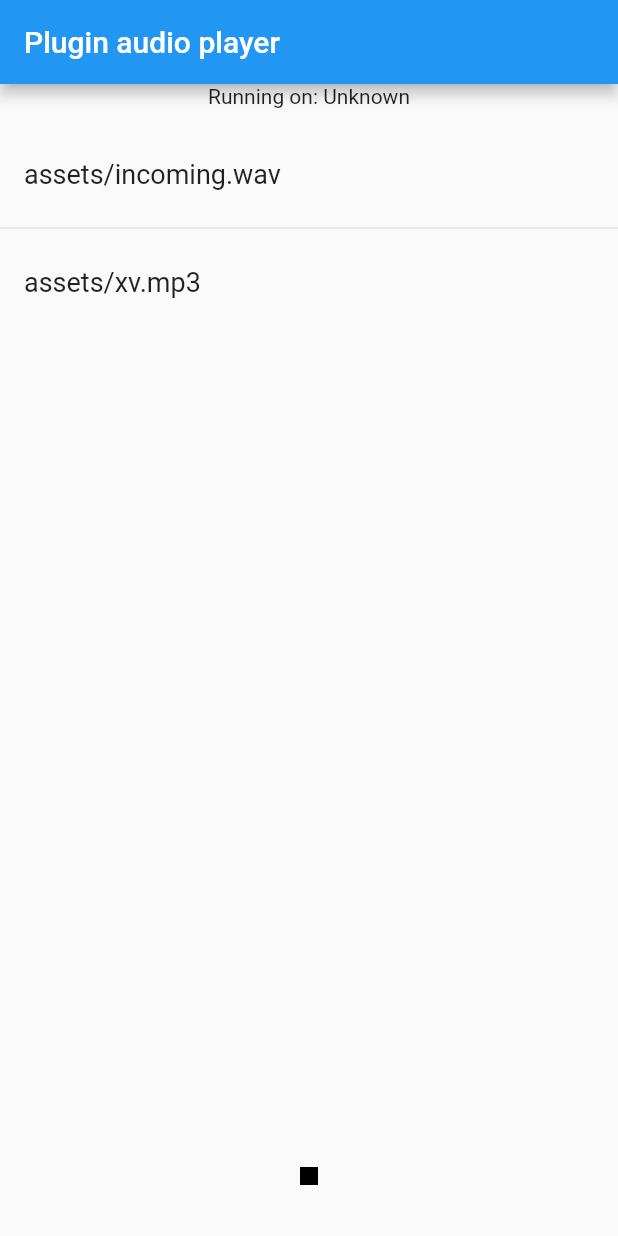
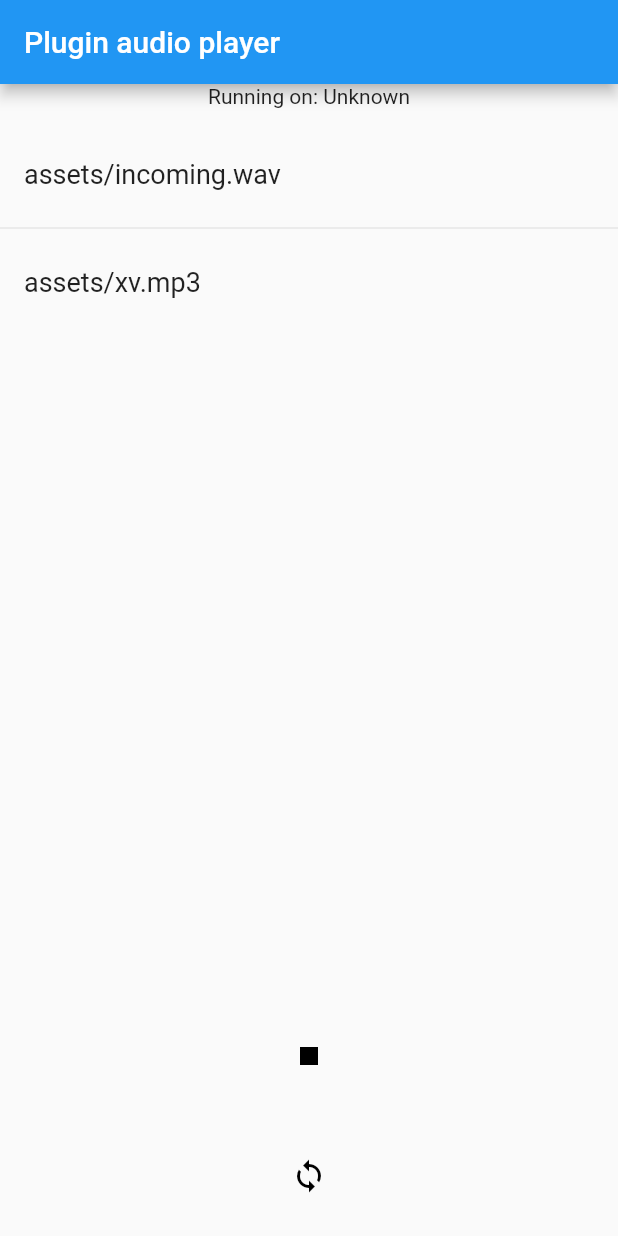
Before and after one commit to JoshanTandukar/audio_manager-master, a Flutter app: the screen it shows after launch, on a phone screen of 412 x 824 dp. Run offline on Flutter 3.47's test engine with Material 2 defaults, Android fonts, the phone set to English and light mode, and no system bars.

Commit message:
Volume fixes

```diff
--- a/example/lib/main.dart
+++ b/example/lib/main.dart
@@ -112,6 +112,21 @@ class _MyAppState extends State<MyApp> {
           ],
         ),
       ),
+      Container(
+        padding: EdgeInsets.symmetric(vertical: 16),
+        child: Row(
+          mainAxisAlignment: MainAxisAlignment.spaceAround,
+          children: <Widget>[
+            IconButton(
+                icon: Icon(
+                  Icons.loop,
+                  color: Colors.black,
+                ),
+                onPressed: () => AudioManager.instance.loop(false)
+            ),
+          ],
+        ),
+      ),
     ]);
   }
 }
```
Also changed, not shown: 1 other file.
